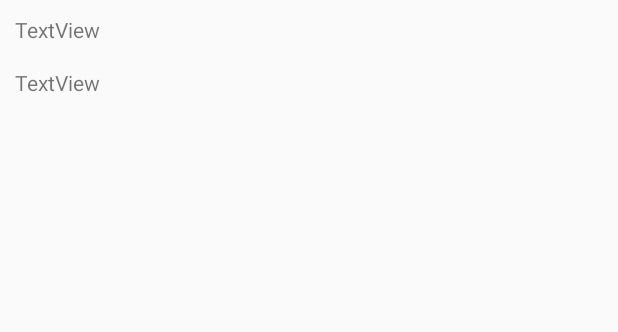
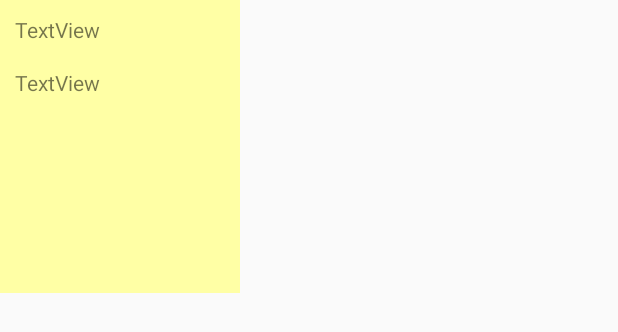
Before and after one commit to LucasVillela/vogal-android, an Android app: the layout grid_note.xml on its own in the app's theme, with its tools: preview values and no code run, on a phone screen of 412 x 824 dp. Shown: the top 332 px of the screen. Run offline under Robolectric (Android 15) with nearby library versions, the phone set to English and light mode, and no system bars.

Commit message:
listando notas

```diff
--- a/app/src/main/java/br/com/vogal/client/VogalClient.java
+++ b/app/src/main/java/br/com/vogal/client/VogalClient.java
@@ -3,8 +3,8 @@ package br.com.vogal.client;
 import java.util.List;
 
 import br.com.vogal.model.Login;
-import br.com.vogal.model.Notebook;
 import br.com.vogal.model.Notebooks;
+import br.com.vogal.model.Notes;
 import br.com.vogal.model.User;
 import retrofit2.Call;
 import retrofit2.http.Body;
@@ -23,4 +23,7 @@ public interface VogalClient {
 
     @GET("notebooks")
     Call<Notebooks> getNotebooks(@Header("Authorization") String authorization);
+
+    @GET("notes")
+    Call<Notes> getNotes(@Header("Authorization") String authorization);
 }
--- a/app/src/main/res/layout/grid_note.xml
+++ b/app/src/main/res/layout/grid_note.xml
@@ -1,28 +1,29 @@
 <?xml version="1.0" encoding="utf-8"?>
 <RelativeLayout xmlns:android="http://schemas.android.com/apk/res/android"
     xmlns:tools="http://schemas.android.com/tools"
-    android:layout_width="match_parent"
-    android:layout_height="match_parent"
-    android:weightSum="100"
-    >
+    android:layout_width="wrap_content"
+    android:layout_height="wrap_content"
+    android:background="@color/NOTE_BACKGROUND"
+    android:weightSum="100">
+
     <TextView
         android:id="@+id/titleTextView"
         android:layout_width="wrap_content"
         android:layout_height="wrap_content"
-        android:text="TextView"
         android:layout_marginLeft="10dp"
-        android:width="180dp"
+        android:layout_marginTop="10dp"
+        android:width="150dp"
         android:height="30dp"
-        android:layout_marginTop="10dp"
-        />
+        android:text="TextView" />
+
     <TextView
         android:id="@+id/noteTextView"
         android:layout_width="wrap_content"
         android:layout_height="wrap_content"
-        android:text="TextView"
+        android:layout_below="@+id/titleTextView"
         android:layout_marginLeft="10dp"
         android:layout_marginTop="5dp"
-        android:width="180dp"
-        android:height="270dp"
-        android:layout_below="@+id/titleTextView" />
+        android:width="150dp"
+        android:height="150dp"
+        android:text="TextView" />
 </RelativeLayout>
--- a/app/src/main/res/values/colors.xml
+++ b/app/src/main/res/values/colors.xml
@@ -4,4 +4,5 @@
     <color name="colorPrimaryDark">#303F9F</color>
     <color name="colorAccent">#FF4081</color>
     <color name="VOGAL_GREY">#a9a9a9</color>
+    <color name="NOTE_BACKGROUND">#ffffa5</color>
 </resources>
```
Also changed, not shown: app/src/main/java/br/com/vogal/adapter/NoteAdapter.java (+19 -3 lines), app/src/main/java/br/com/vogal/adapter/NotebookAdapter.java (+21 -0 lines), app/src/main/java/br/com/vogal/model/Note.java (+120 -0 lines), app/src/main/java/br/com/vogal/model/Notebook.java (+9 -0 lines), app/src/main/java/br/com/vogal/model/Notes.java (added, +19 -0 lines), app/src/main/java/br/com/vogal/service/NoteService.java (added, +25 -0 lines), app/src/main/java/br/com/vogal/vogal/EditorActivity.java (+9 -1 lines), app/src/main/java/br/com/vogal/vogal/NoteActivity.java (+71 -0 lines), app/src/main/res/layout/activity_note.xml (+14 -9 lines).
